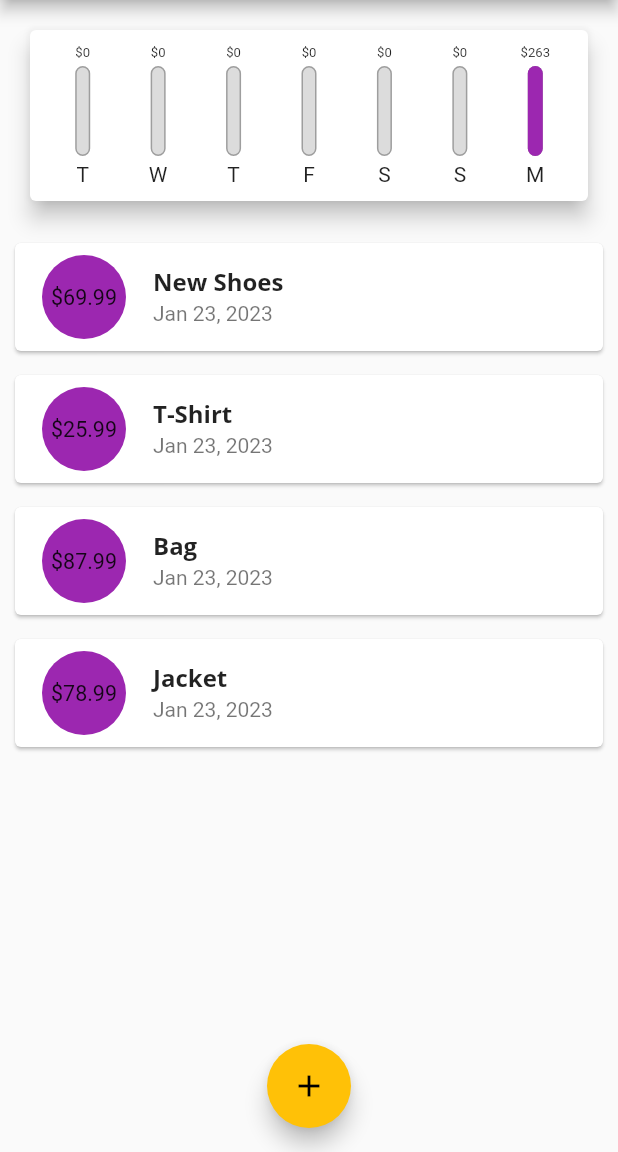
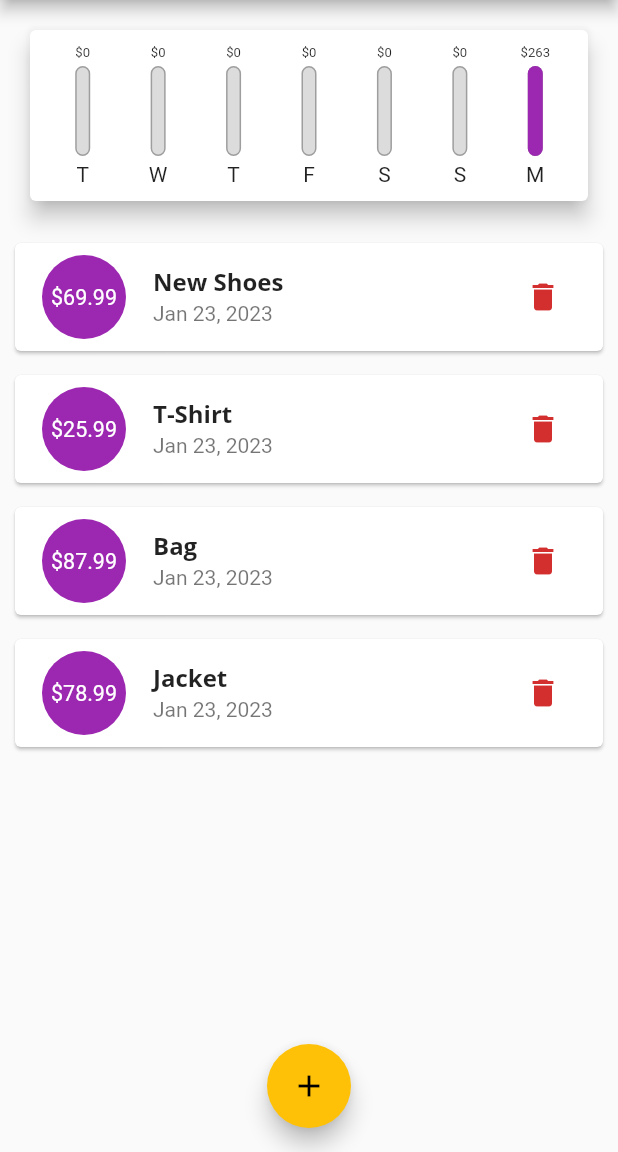
Before and after one commit to nino-t/flutter-personal-expenses, a Flutter app: the screen it shows after launch, on a phone screen of 412 x 824 dp, the part 84-1236 px from its top. Run offline on Flutter 3.47's test engine with Material 2 defaults, Android fonts, the light colour scheme and no system bars.

Commit message:
add remove handler

```diff
--- a/lib/main.dart
+++ b/lib/main.dart
@@ -67,6 +67,12 @@ class _MyHomePageState extends State<MyHomePage> {
     });
   }
 
+  void _deleteTransaction(String id) {
+    setState(() {
+      _transactions.removeWhere((element) => element.id == id);
+    });
+  }
+
   void _startAddNewTransaction(BuildContext ctx) {
     showModalBottomSheet(
         context: ctx,
@@ -97,7 +103,7 @@ class _MyHomePageState extends State<MyHomePage> {
           crossAxisAlignment: CrossAxisAlignment.center,
           children: <Widget>[
             Chart(_transactions),
-            TransactionList(_transactions)
+            TransactionList(_transactions, _deleteTransaction)
           ],
         ),
       ),
--- a/lib/widgets/transasction_list.dart
+++ b/lib/widgets/transasction_list.dart
@@ -4,8 +4,10 @@ import 'package:personal_expanses/models/transaction.dart';
 
 class TransactionList extends StatelessWidget {
   final List<Transaction> transactions;
+  final Function deleteTransaction;
 
-  const TransactionList(this.transactions, {Key? key}) : super(key: key);
+  const TransactionList(this.transactions, this.deleteTransaction, {Key? key})
+      : super(key: key);
 
   @override
   Widget build(BuildContext context) {
@@ -45,13 +47,23 @@ class TransactionList extends StatelessWidget {
                           shape: BoxShape.circle),
                       child: Padding(
                           padding: const EdgeInsets.all(8),
-                          child: FittedBox(child: Text('\$${trx.amount}'))),
+                          child: FittedBox(
+                              child: Text(
+                            '\$${trx.amount}',
+                            style: const TextStyle(color: Colors.white),
+                          ))),
                     ),
                     title: Text(
                       trx.title,
                       style: Theme.of(context).textTheme.headline6,
                     ),
                     subtitle: Text(DateFormat.yMMMd().format(trx.date)),
+                    trailing: IconButton(
+                        icon: Icon(
+                          Icons.delete,
+                          color: Theme.of(context).errorColor,
+                        ),
+                        onPressed: () => deleteTransaction(trx.id)),
                   ),
                 );
               },
```
